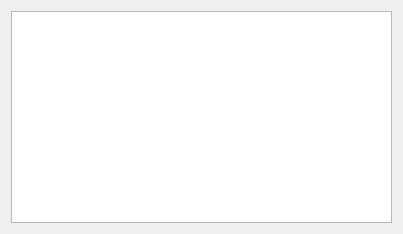
First picture: the form in src/manager/GMessageView.ui, repository gkesse/ready-cpp-qt-opengl-robot-scara, before the edit.
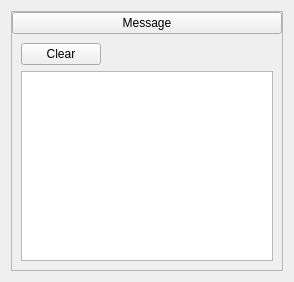
Second picture: the form after the edit.

```diff
--- a/src/manager/GMessageView.ui
+++ b/src/manager/GMessageView.ui
@@ -6,8 +6,8 @@
    <rect>
     <x>0</x>
     <y>0</y>
-    <width>403</width>
-    <height>234</height>
+    <width>294</width>
+    <height>282</height>
    </rect>
   </property>
   <property name="windowTitle">
@@ -15,10 +15,82 @@
   </property>
   <layout class="QGridLayout" name="gridLayout">
    <item row="0" column="0">
-    <widget class="QTextEdit" name="textEdit">
-     <property name="readOnly">
-      <bool>true</bool>
+    <widget class="QFrame" name="m_content">
+     <property name="minimumSize">
+      <size>
+       <width>0</width>
+       <height>100</height>
+      </size>
      </property>
+     <property name="frameShape">
+      <enum>QFrame::StyledPanel</enum>
+     </property>
+     <property name="frameShadow">
+      <enum>QFrame::Raised</enum>
+     </property>
+     <layout class="QGridLayout" name="gridLayout_2">
+      <property name="leftMargin">
+       <number>0</number>
+      </property>
+      <property name="topMargin">
+       <number>0</number>
+      </property>
+      <property name="rightMargin">
+       <number>0</number>
+      </property>
+      <property name="bottomMargin">
+       <number>0</number>
+      </property>
+      <property name="spacing">
+       <number>0</number>
+      </property>
+      <item row="0" column="0">
+       <widget class="QPushButton" name="m_title">
+        <property name="cursor">
+         <cursorShape>PointingHandCursor</cursorShape>
+        </property>
+        <property name="text">
+         <string>Message</string>
+        </property>
+       </widget>
+      </item>
+      <item row="1" column="0">
+       <widget class="QWidget" name="m_body" native="true">
+        <layout class="QGridLayout" name="gridLayout_3">
+         <item row="0" column="0">
+          <widget class="QPushButton" name="m_clear">
+           <property name="cursor">
+            <cursorShape>PointingHandCursor</cursorShape>
+           </property>
+           <property name="text">
+            <string>Clear</string>
+           </property>
+          </widget>
+         </item>
+         <item row="0" column="1">
+          <spacer name="horizontalSpacer">
+           <property name="orientation">
+            <enum>Qt::Horizontal</enum>
+           </property>
+           <property name="sizeHint" stdset="0">
+            <size>
+             <width>172</width>
+             <height>20</height>
+            </size>
+           </property>
+          </spacer>
+         </item>
+         <item row="1" column="0" colspan="2">
+          <widget class="QTextEdit" name="m_message">
+           <property name="readOnly">
+            <bool>true</bool>
+           </property>
+          </widget>
+         </item>
+        </layout>
+       </widget>
+      </item>
+     </layout>
     </widget>
    </item>
   </layout>
```
